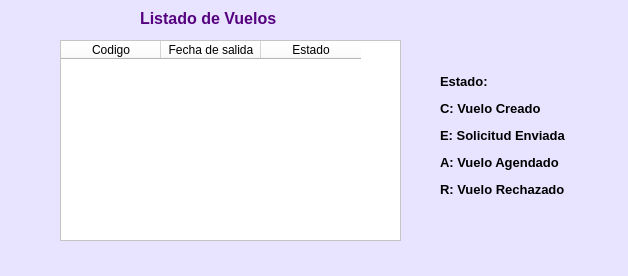
Old version of the form Interfaces Aeropuerto/visualizarVuelos.ui in the repository vanesagustin98/Aerocamp.
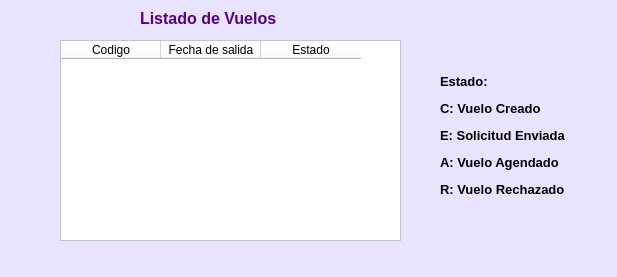
New version of the form.

The edit to the form file:
```diff
--- a/Interfaces Aeropuerto/visualizarVuelos.ui
+++ b/Interfaces Aeropuerto/visualizarVuelos.ui
@@ -6,8 +6,8 @@
    <rect>
     <x>0</x>
     <y>0</y>
-    <width>628</width>
-    <height>276</height>
+    <width>617</width>
+    <height>277</height>
    </rect>
   </property>
   <property name="windowTitle">
```
